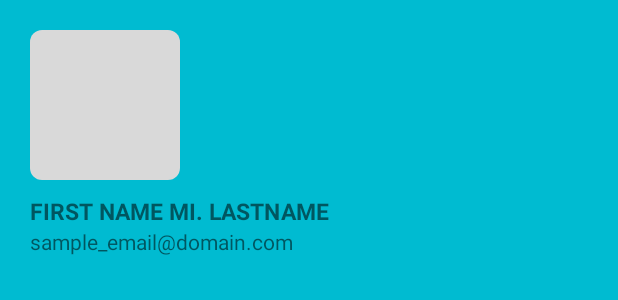
After one commit to TristanDBioC/ARSNOVA, an Android app: the layout nav_header.xml on its own in the app's theme, with its tools: preview values and no code run, on a phone screen of 412 x 824 dp. The commit adds this screen. Shown: the top 300 px of the screen. Run offline under Robolectric (Android 15) with nearby library versions, the phone set to English and light mode, and no system bars.

Commit message:
Nov 29 22:55 | Navigation Drawer and logout added

```diff
--- a/app/build.gradle
+++ b/app/build.gradle
@@ -41,6 +41,8 @@ dependencies {
     implementation 'com.google.firebase:firebase-auth-ktx:21.0.1'
     implementation 'com.google.firebase:firebase-firestore-ktx:24.0.0'
     implementation 'com.google.firebase:firebase-storage-ktx:20.0.0'
+    implementation 'androidx.navigation:navigation-fragment-ktx:2.3.5'
+    implementation 'androidx.navigation:navigation-ui-ktx:2.3.5'
     testImplementation 'junit:junit:4.+'
     androidTestImplementation 'androidx.test.ext:junit:1.1.3'
     androidTestImplementation 'androidx.test.espresso:espresso-core:3.4.0'
--- a/app/src/main/java/com/example/arsnova/SignInActivity.kt
+++ b/app/src/main/java/com/example/arsnova/SignInActivity.kt
@@ -65,6 +65,7 @@ class SignInActivity : AppCompatActivity() {
                         .addOnSuccessListener { document ->
                             if (document.exists()) {
                                 Toast.makeText(this, "Proceed to homepage", Toast.LENGTH_SHORT).show()
+                                intent = Intent(this, HomepageActivity::class.java)
                             } else {
                                 intent = Intent(this, CreateProfileActivity::class.java)
                             }
--- /dev/null
+++ b/app/src/main/res/layout/nav_header.xml
@@ -0,0 +1,38 @@
+<?xml version="1.0" encoding="utf-8"?>
+<LinearLayout xmlns:android="http://schemas.android.com/apk/res/android"
+    xmlns:app="http://schemas.android.com/apk/res-auto"
+    android:id="@+id/HeaderID"
+    android:orientation="vertical"
+    android:layout_width="match_parent"
+    android:layout_height="match_parent"
+    android:paddingStart="20dp"
+    android:paddingTop="20dp"
+    android:paddingBottom="20dp"
+    android:background="@color/teal_500">
+
+    <ImageView
+        android:id="@+id/NavHeaderPicture"
+        android:layout_width="100dp"
+        android:layout_height="100dp"
+        android:scaleType="centerCrop"
+        android:src="@drawable/rectangle_grey"
+        app:srcCompat="@mipmap/ic_launcher" />
+
+    <TextView
+        android:id="@+id/NavHeaderNameText"
+        android:layout_width="match_parent"
+        android:layout_height="wrap_content"
+        android:text="First Name MI. Lastname"
+        android:textSize="15dp"
+        android:paddingTop="10dp"
+        android:textAllCaps="true"
+        android:textStyle="bold"/>
+
+    <TextView
+        android:id="@+id/NavHeaderEmailText"
+        android:layout_width="match_parent"
+        android:layout_height="wrap_content"
+        android:text="sample_email@domain.com" />
+
+
+</LinearLayout>
--- /dev/null
+++ b/app/src/main/res/navigation/navigation_home.xml
@@ -0,0 +1,4 @@
+<?xml version="1.0" encoding="utf-8"?>
+<navigation xmlns:android="http://schemas.android.com/apk/res/android"
+    xmlns:app="http://schemas.android.com/apk/res-auto"
+    android:id="@+id/navigation_home" />
--- a/app/src/main/res/values-night/themes.xml
+++ b/app/src/main/res/values-night/themes.xml
@@ -8,7 +8,7 @@
         <!-- Secondary brand color. -->
         <item name="colorSecondary">@color/teal_200</item>
         <item name="colorSecondaryVariant">@color/teal_700</item>
-        <item name="colorOnSecondary">@color/black</item>
+        <item name="colorOnSecondary">@color/dark_gray</item>
         <!-- Status bar color. -->
         <item name="android:statusBarColor" tools:targetApi="l">?attr/colorPrimary</item>
         <!-- Customize your theme here. -->
--- a/app/src/main/res/values/colors.xml
+++ b/app/src/main/res/values/colors.xml
@@ -6,4 +6,5 @@
     <color name="black">#FF000000</color>
     <color name="white">#FCF8F6</color>
     <color name="gray">#D9D9D9</color>
+    <color name="dark_gray">#FF232323</color>
 </resources>
--- a/app/src/main/res/values/dbkeys.xml
+++ b/app/src/main/res/values/dbkeys.xml
@@ -30,5 +30,8 @@
     <string name="user_type">type</string>
     <string name="user_position">position</string>
 
+    <!-- Cloud Storage Bucket Names -->
+    <string name="storage_profile">gs://ccs6-b084d.appspot.com/images</string>
+
 
 </resources>
--- a/app/src/main/res/values/strings.xml
+++ b/app/src/main/res/values/strings.xml
@@ -1,3 +1,4 @@
 <resources>
     <string name="app_name">ARS Nova</string>
+    <string name="home_page">Home</string>
 </resources>
--- a/app/src/main/res/values/themes.xml
+++ b/app/src/main/res/values/themes.xml
@@ -8,7 +8,7 @@
         <!-- Secondary brand color. -->
         <item name="colorSecondary">@color/teal_200</item>
         <item name="colorSecondaryVariant">@color/teal_700</item>
-        <item name="colorOnSecondary">@color/black</item>
+        <item name="colorOnSecondary">@color/dark_gray</item>
         <!-- Status bar color. -->
         <item name="android:statusBarColor" tools:targetApi="l">?attr/colorPrimary</item>
         <!-- Customize your theme here. -->
```
Also changed, not shown: app/src/main/java/com/example/arsnova/HomepageActivity.kt (+94 -0 lines), app/src/main/java/com/example/arsnova/LaunchActivity.kt (+6 -1 lines), app/src/main/res/drawable/ic_baseline_home_24.xml (added, +10 -0 lines), app/src/main/res/drawable/ic_baseline_login_24.xml (added, +10 -0 lines), app/src/main/res/drawable/ic_baseline_person_24.xml (added, +10 -0 lines), app/src/main/res/layout/activity_homepage.xml (+32 -2 lines), app/src/main/res/menu/nav_menu.xml (added, +17 -0 lines).
